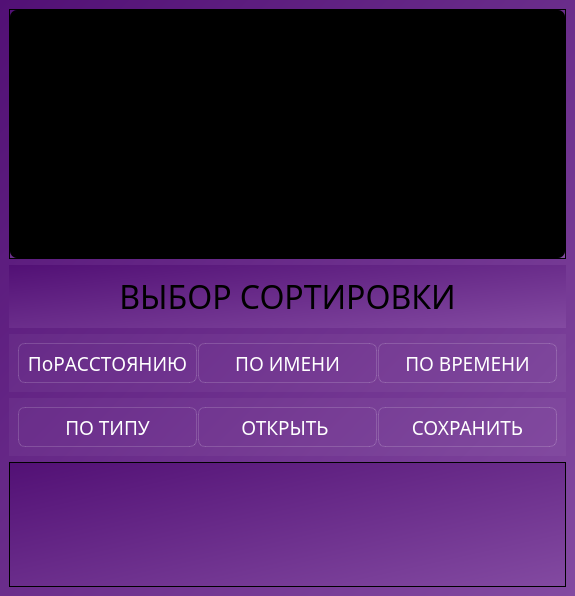
The window that mainwindow.ui (KonstantinSyitnikov/OpenFRW) describes before a commit, drawn with Qt 5.
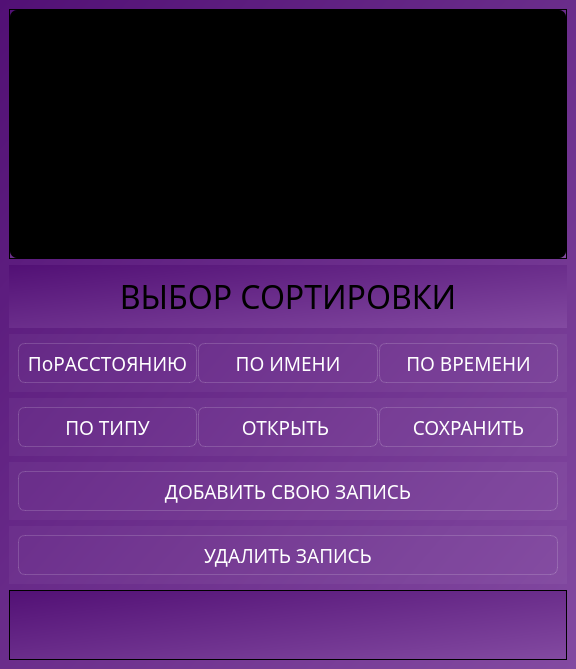
The same window after the commit. Icons and pictures are not drawn.

Patch:
```diff
--- a/mainwindow.ui
+++ b/mainwindow.ui
@@ -6,8 +6,8 @@
    <rect>
     <x>0</x>
     <y>0</y>
-    <width>575</width>
-    <height>596</height>
+    <width>576</width>
+    <height>637</height>
    </rect>
   </property>
   <property name="maximumSize">
@@ -41,7 +41,7 @@
         <rect>
          <x>0</x>
          <y>0</y>
-         <width>561</width>
+         <width>562</width>
          <height>248</height>
         </rect>
        </property>
@@ -366,6 +366,104 @@
       </layout>
      </widget>
     </item>
+    <item>
+     <widget class="QFrame" name="BtmFrame_Btm">
+      <property name="styleSheet">
+       <string notr="true">QFrame {
+    background-color: rgba(255, 255, 255, 10);
+    font: 16pt &quot;Sans Serif&quot;;
+}
+
+QPushButton {
+    background-color: transparent; 
+    color: white; 
+    border-radius: 7px;
+    border: 1px solid rgba(255,255,255,40);
+}
+
+QPushButton:hover {
+    background-color: rgba(255, 255, 255, 50);
+}
+
+QPushButton:pressed {
+    background-color: rgba(255, 255, 255, 90); 
+}</string>
+      </property>
+      <layout class="QHBoxLayout" name="horizontalLayout_4">
+       <property name="spacing">
+        <number>1</number>
+       </property>
+       <item>
+        <widget class="QPushButton" name="pushButtonAdd">
+         <property name="minimumSize">
+          <size>
+           <width>150</width>
+           <height>40</height>
+          </size>
+         </property>
+         <property name="font">
+          <font>
+           <family>PolandCannedIntoFuture-OxE3</family>
+           <pointsize>14</pointsize>
+          </font>
+         </property>
+         <property name="text">
+          <string>ДОБАВИТЬ СВОЮ ЗАПИСЬ</string>
+         </property>
+        </widget>
+       </item>
+      </layout>
+     </widget>
+    </item>
+    <item>
+     <widget class="QFrame" name="BtmFrame_BtmBtm">
+      <property name="styleSheet">
+       <string notr="true">QFrame {
+    background-color: rgba(255, 255, 255, 10);
+    font: 16pt &quot;Sans Serif&quot;;
+}
+
+QPushButton {
+    background-color: transparent; 
+    color: white; 
+    border-radius: 7px;
+    border: 1px solid rgba(255,255,255,40);
+}
+
+QPushButton:hover {
+    background-color: rgba(255, 255, 255, 50);
+}
+
+QPushButton:pressed {
+    background-color: rgba(255, 255, 255, 90); 
+}</string>
+      </property>
+      <layout class="QHBoxLayout" name="horizontalLayout_5">
+       <property name="spacing">
+        <number>1</number>
+       </property>
+       <item>
+        <widget class="QPushButton" name="pushButtonDel">
+         <property name="minimumSize">
+          <size>
+           <width>150</width>
+           <height>40</height>
+          </size>
+         </property>
+         <property name="font">
+          <font>
+           <family>PolandCannedIntoFuture-OxE3</family>
+           <pointsize>14</pointsize>
+          </font>
+         </property>
+         <property name="text">
+          <string>УДАЛИТЬ ЗАПИСЬ</string>
+         </property>
+        </widget>
+       </item>
+      </layout>
+     </widget>
+    </item>
     <item>
      <widget class="QGraphicsView" name="graphicsView"/>
     </item>
```
Left out of the diff: 2 changed lines with no effect on the pictures.
